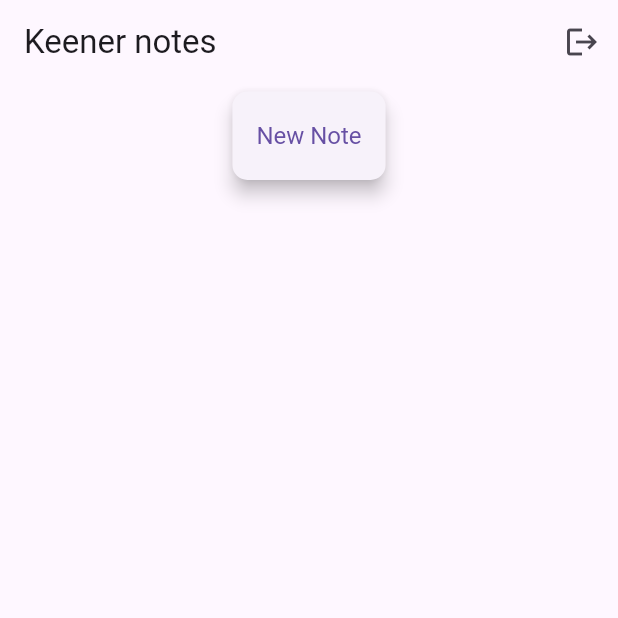
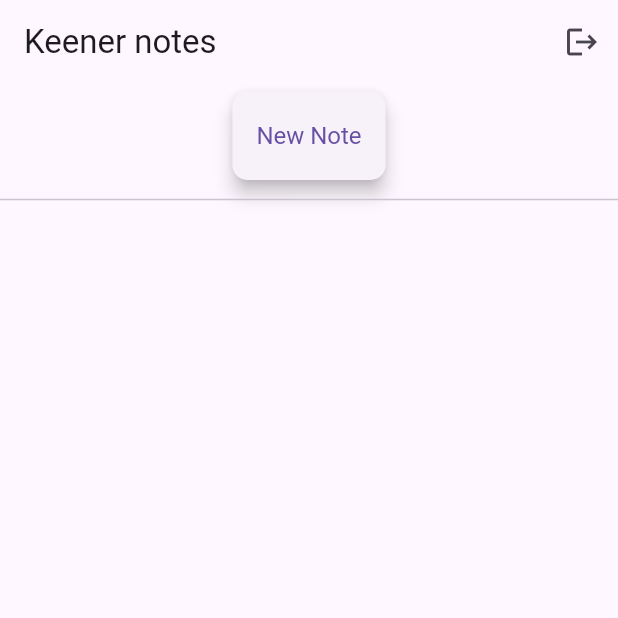
Before and after one commit to caiobribeiro/keener-notes, a Flutter app: the UpdateNotePage screen opened directly with empty values, after a tap on "Save", on a phone screen of 412 x 824 dp, the top half of it. Run offline on Flutter 3.47's test engine with Material 3 defaults, Android fonts, the light colour scheme and no system bars; our stand-ins replace cloud_firestore, firebase_auth, firebase_core, firebase_crashlytics, flutter_mobx, flutter_modular and 1 more; accounts and stored records are empty; generated files the repository leaves out were written again.

Commit message:
reactor: Set text action for fields created

```diff
--- a/lib/app/modules/notes_list/views/notes_list_mobile_view.dart
+++ b/lib/app/modules/notes_list/views/notes_list_mobile_view.dart
@@ -2,6 +2,7 @@
 import 'package:flutter_mobx/flutter_mobx.dart';
 import 'package:flutter_modular/flutter_modular.dart';
 import 'package:keener_notes/app/modules/notes_list/notes_list_store.dart';
+import 'package:keener_notes/app/shared/mdoels/note_model.dart';
 import 'package:keener_notes/app/shared/widgets/custom_button_widget.dart';
 
 class NotesListMobileView extends StatefulWidget {
@@ -40,20 +41,7 @@
                         )
                       : SizedBox(
                           height: MediaQuery.of(context).size.height * .8,
-                          child: ListView.builder(
-                            shrinkWrap: true,
-                            itemCount: store.notes.length,
-                            itemBuilder: (context, index) {
-                              final note = store.notes[index];
-                              return ListTile(
-                                title: Text(note.title),
-                                onTap: () {
-                                  Modular.to.navigate('/updatenote/',
-                                      arguments: note);
-                                },
-                              );
-                            },
-                          ),
+                          child: _listNotes(context, store.notes),
                         ),
                 ],
               );
@@ -63,4 +51,25 @@
       ),
     );
   }
+
+  Widget _listNotes(BuildContext context, List<NoteModel> notes) {
+    return ListView.builder(
+      shrinkWrap: true,
+      itemCount: store.notes.length,
+      itemBuilder: (context, index) {
+        final note = store.notes[index];
+        return Column(
+          children: [
+            const Divider(),
+            ListTile(
+              title: Text(note.title),
+              onTap: () {
+                Modular.to.navigate('/updatenote/', arguments: note);
+              },
+            ),
+          ],
+        );
+      },
+    );
+  }
 }
--- a/lib/app/modules/update_note/update_note_store.dart
+++ b/lib/app/modules/update_note/update_note_store.dart
@@ -12,23 +12,29 @@
   final UpdateNoteRepository _repository = Modular.get<UpdateNoteRepository>();
 
   @observable
-  String titleControllerText = '';
+  String title = '';
+
+  @action
+  void setTitle(String value) => title = value;
 
   @observable
-  String bodyControllerText = '';
+  String body = '';
+
+  @action
+  void setBody(String value) => body = value;
 
   @action
   fillNote(NoteModel note) {
-    titleControllerText = note.title;
-    bodyControllerText = note.body;
+    setTitle(note.title);
+    setBody(note.body);
   }
 
   @action
   Future<UpdateNoteResponse> updateNote({required String noteId}) async {
     final response = await _repository.updateNote(
       noteId: noteId,
-      title: titleControllerText,
-      body: bodyControllerText,
+      title: title,
+      body: body,
     );
     if (response.success) {
       Modular.to.navigate('/noteslist/');
```
Also changed, not shown: lib/app/modules/create_note/create_note_page.dart (+2 -6 lines), lib/app/modules/create_note/create_note_store.dart (+9 -4 lines), lib/app/modules/notes_list/views/notes_list_desktop_view.dart (+22 -13 lines), lib/app/modules/notes_list/widgets/notes_list_widget.dart (deleted, +0 -27 lines), lib/app/modules/signin/signin_page.dart (+2 -6 lines), lib/app/modules/signin/signin_store.dart (+15 -7 lines), lib/app/modules/signup/signup_page.dart (+3 -9 lines), lib/app/modules/signup/signup_store.dart (+21 -11 lines), lib/app/modules/update_note/update_note_page.dart (+2 -7 lines), lib/app/modules/create_note/create_note_store.g.dart, lib/app/modules/notes_list/notes_list_store.g.dart, lib/app/modules/signin/signin_store.g.dart, lib/app/modules/signup/signup_store.g.dart, lib/app/modules/update_note/update_note_store.g.dart.
